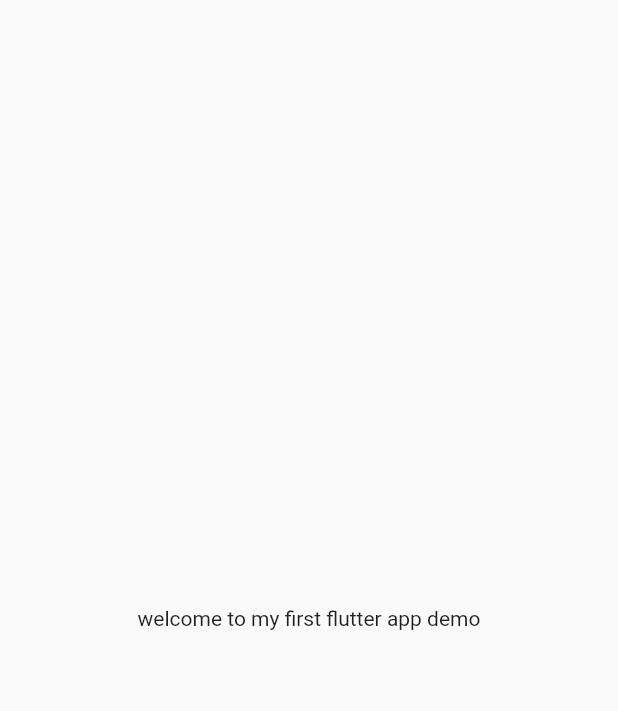
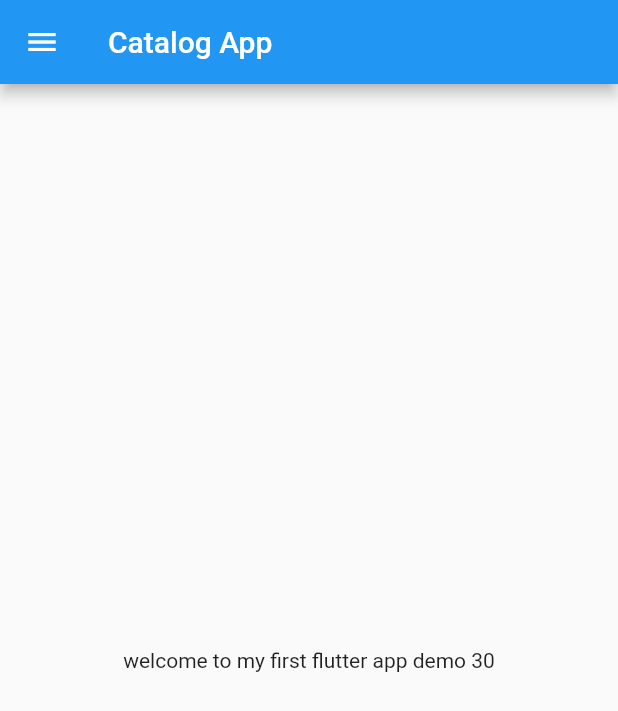
Before and after one commit to AshaJakhar/flutter_in, a Flutter app: the screen it shows after launch, on a phone screen of 412 x 824 dp. Shown: the top 711 px of the screen. Run offline on Flutter 3.47's test engine with Material 2 defaults, Android fonts, the phone set to English and light mode, and no system bars.

Commit message:
day2 completed

```diff
--- /dev/null
+++ b/lib/home_page.dart
@@ -0,0 +1,21 @@
+import 'package:flutter/material.dart';
+
+class  Homepage extends StatelessWidget {
+ final int days = 30;
+
+  @override
+  Widget build(BuildContext context) {
+
+    return Scaffold(
+      appBar: AppBar(
+        title: Text("Catalog App"),
+      ),
+      body: Center(
+          child: Container(
+            child: Text("welcome to my first flutter app demo $days"),
+          ),
+        ),
+        drawer: Drawer(),
+    );
+  }
+}
--- a/lib/main.dart
+++ b/lib/main.dart
@@ -1,22 +1,17 @@
 import 'package:flutter/material.dart';
+
+import 'home_page.dart';
 
 void main() {
   runApp(MyApp());
 }
 
 class MyApp extends StatelessWidget {
-  const MyApp({Key? key}) : super(key: key);
-
   @override
   Widget build(BuildContext context) {
-    return MaterialApp(
-      home: Material(
-        child: Center(
-          child: Container(
-            child: Text("welcome to my first flutter app demo"),
-          ),
-        ),
-      ),
+   return MaterialApp(
+      home:Homepage(),
+
     );
   }
 }
```
